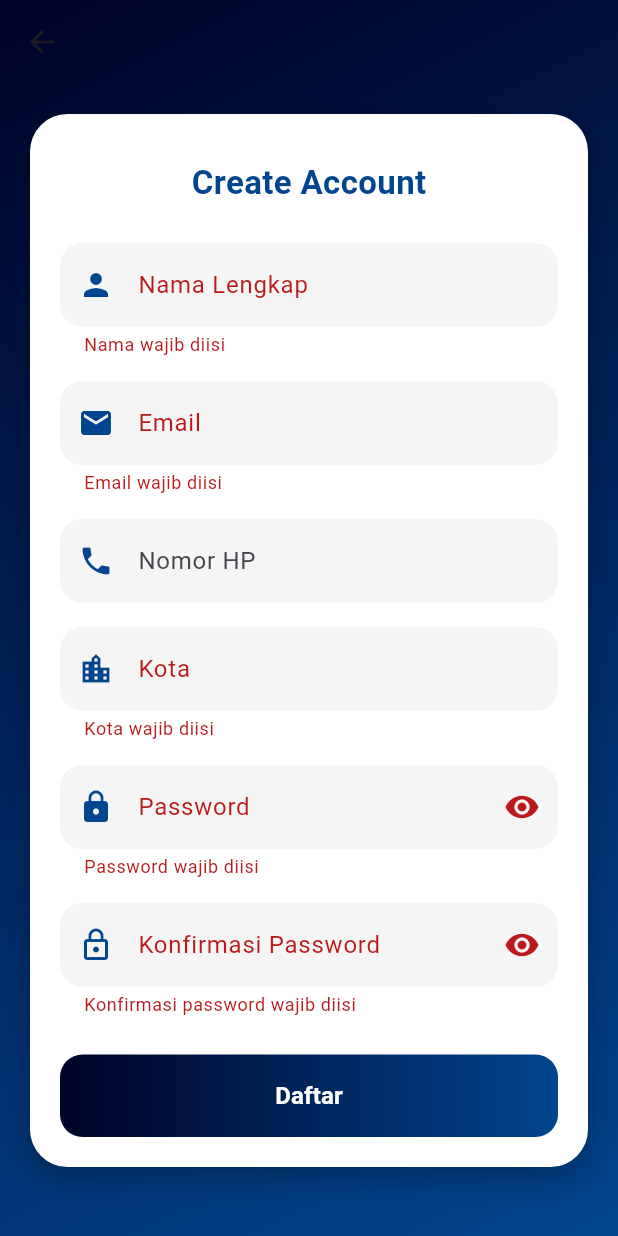
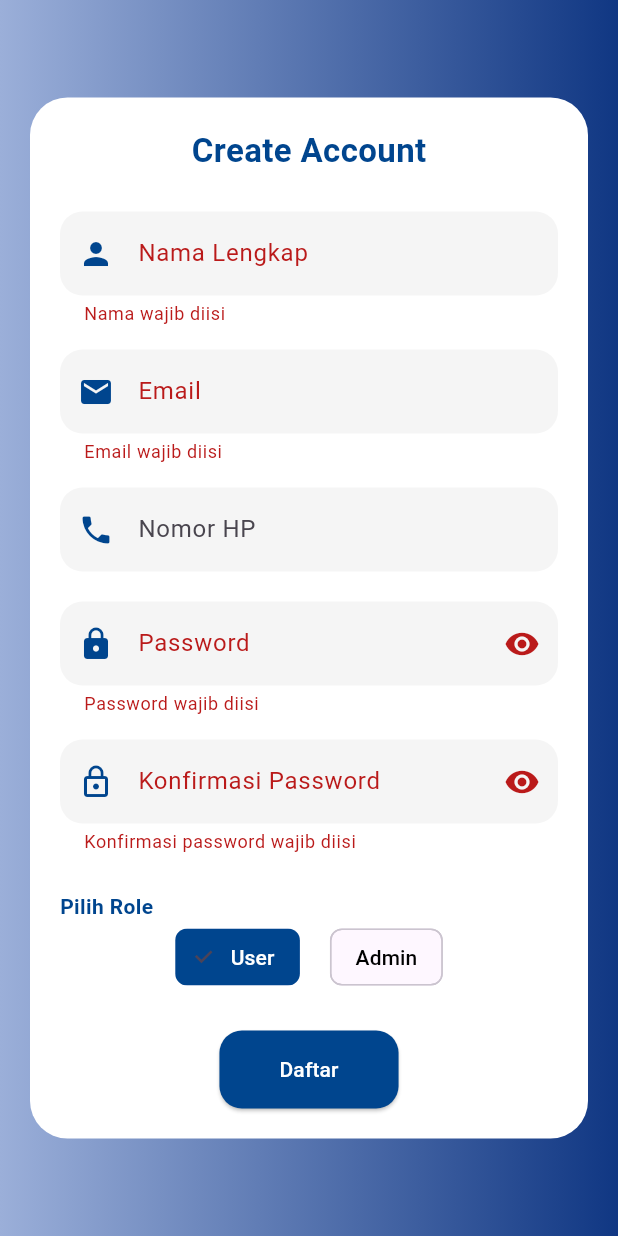
Before and after one commit to nblksy/nafie_shop, a Flutter app: the Register screen opened directly, after a tap on "Daftar", on a phone screen of 412 x 824 dp. Run offline on Flutter 3.47's test engine with Material 3 defaults, Android fonts, the phone set to English and light mode, and no system bars; our stand-ins replace shared_preferences, sqflite; accounts and stored records are empty.

Commit message:
second commit

```diff
--- /dev/null
+++ b/lib/models/product_model.dart
@@ -0,0 +1,27 @@
+import 'dart:convert';
+
+// ignore_for_file: public_member_api_docs, sort_constructors_first
+class ProductModel {
+  final int? id;
+  final String name;
+  final int price;
+
+  ProductModel({this.id, required this.name, required this.price});
+
+  Map<String, dynamic> toMap() {
+    return <String, dynamic>{'id': id, 'name': name, 'price': price};
+  }
+
+  factory ProductModel.fromMap(Map<String, dynamic> map) {
+    return ProductModel(
+      id: map['id'] != null ? map['id'] as int : null,
+      name: map['name'] as String,
+      price: map['price'] as int,
+    );
+  }
+
+  String toJson() => json.encode(toMap());
+
+  factory ProductModel.fromJson(String source) =>
+      ProductModel.fromMap(json.decode(source) as Map<String, dynamic>);
+}
--- a/lib/models/user_model.dart
+++ b/lib/models/user_model.dart
@@ -1,26 +1,39 @@
-import 'dart:convert';
-
-// ignore_for_file: public_member_api_docs, sort_constructors_first
 class UserModel {
   final int? id;
-  final String? email;
-  final String? password;
-  UserModel({this.id, this.email, this.password});
+  final String email;
+  final String password;
+  final String nama;
+  final String noHP;
+  final String role;
+
+  UserModel({
+    this.id,
+    required this.email,
+    required this.password,
+    required this.nama,
+    required this.noHP,
+    required this.role,
+  });
 
   Map<String, dynamic> toMap() {
-    return <String, dynamic>{'id': id, 'email': email, 'password': password};
+    return {
+      'id': id,
+      'email': email,
+      'password': password,
+      'nama': nama,
+      'noHP': noHP,
+      'role': role,
+    };
   }
 
   factory UserModel.fromMap(Map<String, dynamic> map) {
     return UserModel(
-      id: map['id'] != null ? map['id'] as int : null,
-      email: map['email'] != null ? map['email'] as String : null,
-      password: map['password'] != null ? map['password'] as String : null,
+      id: map['id'],
+      email: map['email'],
+      password: map['password'],
+      nama: map['nama'],
+      noHP: map['noHP'],
+      role: map['role'],
     );
   }
-
-  String toJson() => json.encode(toMap());
-
-  factory UserModel.fromJson(String source) =>
-      UserModel.fromMap(json.decode(source) as Map<String, dynamic>);
 }
--- a/lib/screen/register.dart
+++ b/lib/screen/register.dart
@@ -16,13 +16,14 @@ class _RegisterState extends State<Register> {
   final TextEditingController namaController = TextEditingController();
   final TextEditingController emailController = TextEditingController();
   final TextEditingController noHpController = TextEditingController();
-  final TextEditingController kotaController = TextEditingController();
   final TextEditingController passwordController = TextEditingController();
   final TextEditingController confirmPasswordController =
       TextEditingController();
 
   bool isObscure1 = true;
   bool isObscure2 = true;
+
+  String selectedRole = "user";
 
   InputDecoration modernInput(String label, IconData icon) {
     return InputDecoration(
@@ -48,6 +49,9 @@ class _RegisterState extends State<Register> {
           UserModel(
             email: emailController.text.trim(),
             password: passwordController.text.trim(),
+            nama: namaController.text.trim(),
+            noHP: noHpController.text.trim(),
+            role: selectedRole,
           ),
         );
 
@@ -88,7 +92,6 @@ class _RegisterState extends State<Register> {
     namaController.dispose();
     emailController.dispose();
     noHpController.dispose();
-    kotaController.dispose();
     passwordController.dispose();
     confirmPasswordController.dispose();
     super.dispose();
@@ -97,44 +100,26 @@ class _RegisterState extends State<Register> {
   @override
   Widget build(BuildContext context) {
     return Scaffold(
-      extendBodyBehindAppBar: true,
-      appBar: AppBar(
-        backgroundColor: Colors.transparent,
-        elevation: 0,
-        centerTitle: true,
-      ),
       body: Container(
         width: double.infinity,
-        height: double.infinity,
         decoration: const BoxDecoration(
           gradient: LinearGradient(
-            colors: [Color(0xFF000328), Color(0xFF00458E)],
-            begin: Alignment.topLeft,
-            end: Alignment.bottomRight,
+            colors: [Color(0xFF9bafd9), Color(0xFF103783)],
           ),
         ),
-        child: SafeArea(
+        child: Center(
           child: SingleChildScrollView(
-            child: Padding(
             padding: const EdgeInsets.all(20),
             child: Container(
               padding: const EdgeInsets.all(20),
               decoration: BoxDecoration(
                 color: Colors.white,
                 borderRadius: BorderRadius.circular(25),
-                  boxShadow: const [
-                    BoxShadow(
-                      color: Colors.black26,
-                      blurRadius: 15,
-                      offset: Offset(0, 8),
-                    ),
-                  ],
               ),
               child: Form(
                 key: _formKey,
                 child: Column(
                   children: [
-                      const SizedBox(height: 10),
                     const Text(
                       "Create Account",
                       style: TextStyle(
@@ -158,8 +143,13 @@ class _RegisterState extends State<Register> {
                       decoration: modernInput("Email", Icons.email),
                       validator: (value) {
                         if (value!.isEmpty) return "Email wajib diisi";
-                          if (!value.contains("@"))
+                        if (!value.contains("@")) {
                           return "Email harus mengandung @";
+                        }
+                        if (selectedRole == "admin" &&
+                            !value.endsWith("@admin.com")) {
+                          return "Admin harus menggunakan email @admin.com";
+                        }
                         return null;
                       },
                     ),
@@ -171,29 +161,22 @@ class _RegisterState extends State<Register> {
                       decoration: modernInput("Nomor HP", Icons.phone),
                       validator: (value) {
                         if (value != null && value.isNotEmpty) {
-                            if (!RegExp(r'^[0-9]+$').hasMatch(value))
+                          if (!RegExp(r'^[0-9]+$').hasMatch(value)) {
                             return "Nomor HP hanya angka";
-                            if (value.length < 9 || value.length > 15)
+                          }
+                          if (value.length < 9 || value.length > 15) {
                             return "Nomor HP min 9 & max 15 digit";
+                          }
                         }
                         return null;
                       },
                     ),
-                      const SizedBox(height: 16),
-
-                      TextFormField(
-                        controller: kotaController,
-                        decoration: modernInput("Kota", Icons.location_city),
-                        validator: (value) =>
-                            value!.isEmpty ? "Kota wajib diisi" : null,
-                      ),
-                      const SizedBox(height: 16),
+                    const SizedBox(height: 20),
 
                     TextFormField(
                       controller: passwordController,
                       obscureText: isObscure1,
-                        decoration: modernInput("Password", Icons.lock)
-                            .copyWith(
+                      decoration: modernInput("Password", Icons.lock).copyWith(
                         suffixIcon: IconButton(
                           icon: Icon(
                             isObscure1
@@ -206,14 +189,17 @@ class _RegisterState extends State<Register> {
                       ),
                       validator: (value) {
                         if (value!.isEmpty) return "Password wajib diisi";
-                          if (value.length < 6)
+                        if (value.length < 6) {
                           return "Password minimal 6 karakter";
-                          if (!RegExp(r'[0-9]').hasMatch(value))
+                        }
+                        if (!RegExp(r'[0-9]').hasMatch(value)) {
                           return "Harus mengandung angka";
+                        }
                         if (!RegExp(
                           r'[!@#$%^&*(),.?":{}|<>]',
-                          ).hasMatch(value))
+                        ).hasMatch(value)) {
                           return "Harus mengandung simbol";
+                        }
                         return null;
                       },
                     ),
@@ -238,42 +224,78 @@ class _RegisterState extends State<Register> {
                             ),
                           ),
                       validator: (value) {
-                          if (value!.isEmpty)
+                        if (value!.isEmpty) {
                           return "Konfirmasi password wajib diisi";
-                          if (value != passwordController.text)
+                        }
+                        if (value != passwordController.text) {
                           return "Password tidak cocok";
+                        }
                         return null;
                       },
                     ),
 
                     const SizedBox(height: 25),
 
-                      Container(
-                        width: double.infinity,
-                        decoration: BoxDecoration(
-                          gradient: const LinearGradient(
-                            colors: [Color(0xFF000328), Color(0xFF00458E)],
+                    const Align(
+                      alignment: Alignment.centerLeft,
+                      child: Text(
+                        "Pilih Role",
+                        style: TextStyle(
+                          fontWeight: FontWeight.bold,
+                          color: Color(0xFF00458E),
                         ),
-                          borderRadius: BorderRadius.circular(15),
                       ),
-                        child: ElevatedButton(
+                    ),
+                    Row(
+                      mainAxisAlignment: MainAxisAlignment.center,
+                      children: [
+                        ChoiceChip(
+                          label: const Text("User"),
+                          selected: selectedRole == "user",
+                          selectedColor: const Color(0xFF00458E),
+                          labelStyle: TextStyle(
+                            color: selectedRole == "user"
+                                ? Colors.white
+                                : Colors.black,
+                          ),
+                          onSelected: (_) {
+                            setState(() => selectedRole = "user");
+                          },
+                        ),
+                        const SizedBox(width: 20),
+                        ChoiceChip(
+                          label: const Text("Admin"),
+                          selected: selectedRole == "admin",
+                          selectedColor: const Color(0xFF000328),
+                          labelStyle: TextStyle(
+                            color: selectedRole == "admin"
+                                ? Colors.white
+                                : Colors.black,
+                          ),
+                          onSelected: (_) {
+                            setState(() => selectedRole = "admin");
+                          },
+                        ),
+                      ],
+                    ),
+
+                    const SizedBox(height: 25),
+
+                    ElevatedButton(
                       onPressed: submitForm,
                       style: ElevatedButton.styleFrom(
-                            backgroundColor: Colors.transparent,
-                            shadowColor: Colors.transparent,
-                            padding: const EdgeInsets.symmetric(vertical: 16),
+                        backgroundColor: const Color(0xFF00458E),
+                        padding: const EdgeInsets.symmetric(
+                          vertical: 16,
+                          horizontal: 40,
+                        ),
                         shape: RoundedRectangleBorder(
                           borderRadius: BorderRadius.circular(15),
                         ),
                       ),
                       child: const Text(
                         "Daftar",
-                            style: TextStyle(
-                              fontSize: 16,
-                              fontWeight: FontWeight.bold,
-                              color: Colors.white,
-                            ),
-                          ),
+                        style: TextStyle(color: Colors.white),
                       ),
                     ),
                   ],
@@ -283,7 +305,6 @@ class _RegisterState extends State<Register> {
           ),
         ),
       ),
-      ),
     );
   }
 }
```
Also changed, not shown: lib/controller/product_controller.dart (added, +36 -0 lines), lib/database/sqflite.dart (+47 -47 lines), lib/pages/pages_admin.dart (added, +112 -0 lines), lib/screen/login.dart (+7 -1 lines). Lines whose indentation alone changed are shown as unchanged.
